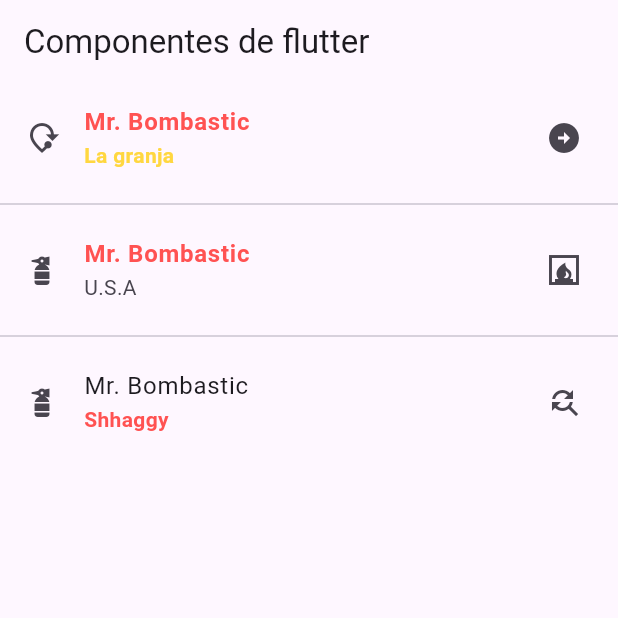
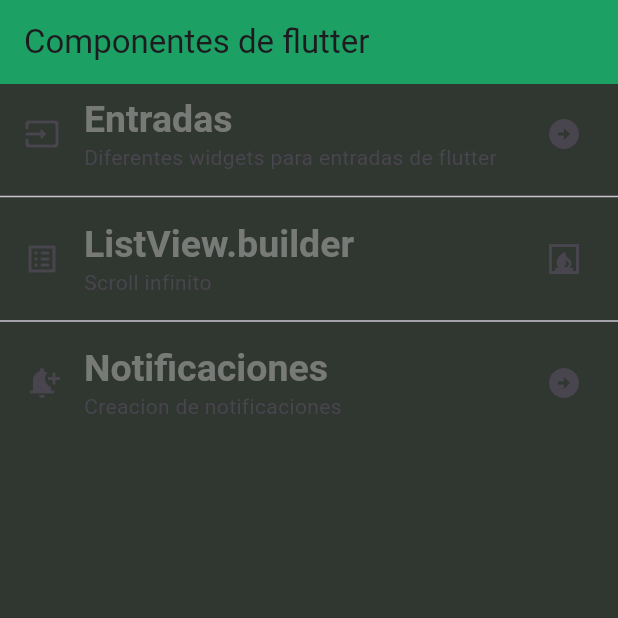
Before and after one commit to TheRipper284/componentes_flutter5c, a Flutter app: the screen it shows after launch, on a phone screen of 412 x 824 dp, the top half of it. Run offline on Flutter 3.47's test engine with Material 3 defaults, Android fonts, the phone set to English and light mode, and no system bars.

Commit message:
Changing the content of the ListTiles

```diff
--- a/lib/home_screen.dart
+++ b/lib/home_screen.dart
@@ -9,39 +9,49 @@ class HomeScreen extends StatelessWidget {
       appBar: AppBar(
         title: const Text('Componentes de flutter'),
       ),
+
         body: ListView(
-          children: const [
+          children: [
             ListTile(
-              leading: Icon(Icons.mode_of_travel),
-              title: Text('Mr. Bombastic',
-                      style: TextStyle(color: Colors.redAccent, fontWeight: FontWeight.bold),
+              leading: const Icon(Icons.input_rounded),
+              title: Text(
+                'Entradas',
+                style: Theme.of(context).textTheme.headlineLarge,
               ),
-              subtitle: Text('La granja',
-                        style: TextStyle(color: Colors.amberAccent, fontWeight: FontWeight.bold),
-                        ),
-              trailing: Icon(Icons.arrow_circle_right),
+              subtitle: const Text(
+                'Diferentes widgets para entradas de flutter',
+              ),
+              trailing: const Icon(
+                Icons.arrow_circle_right
+              ),
             ),
-            Divider(),
+            const Divider(),
             ListTile(
-              leading: Icon(Icons.fire_extinguisher_outlined),
-              title: Text('Mr. Bombastic',
-                      style: TextStyle(color: Colors.redAccent, fontWeight: FontWeight.bold),
+              leading: const Icon(
+                Icons.list_alt_rounded
               ),
-              subtitle: Text('U.S.A'),
-              trailing: Icon(Icons.fireplace),
+              title: Text(
+                'ListView.builder',
+                style: Theme.of(context).textTheme.headlineLarge,
+              ),
+              subtitle: const Text('Scroll infinito'),
+              trailing: const Icon(
+                Icons.fireplace
+              ),
             ),
-            Divider(),
+            const  Divider(),
             ListTile(
-              leading: Icon(Icons.fire_hydrant),
-              title: Text('Mr. Bombastic'),
-              subtitle: Text('Shhaggy',
-                        style: TextStyle(color: Colors.redAccent, fontWeight: FontWeight.bold),
+              leading: const Icon(Icons.notification_add),
+              title: Text(
+                'Notificaciones',
+                style: Theme.of(context).textTheme.headlineLarge,
               ),
-              trailing: Icon(Icons.find_replace_outlined),
+              subtitle: const Text('Creacion de notificaciones'),
+              trailing: const Icon(Icons.arrow_circle_right),
             ),
-
           ],
         ),
+
       );
   }
 }
--- a/lib/main_app.dart
+++ b/lib/main_app.dart
@@ -6,9 +6,22 @@ class MainApp extends StatelessWidget {
 
   @override
   Widget build(BuildContext context) {
-    return const MaterialApp(
+    return MaterialApp(
       debugShowCheckedModeBanner: false,
-      home: HomeScreen(),
+      home: const HomeScreen(),
+      theme: ThemeData(
+        scaffoldBackgroundColor: Color.fromARGB(255, 48, 54, 48),
+        appBarTheme: const AppBarTheme(color: Color.fromARGB(153, 17, 231, 135),),
+        textTheme: const TextTheme(
+          headlineLarge: TextStyle(
+            color: Color.fromARGB(153, 168, 168, 168),
+            fontSize: 25.0,
+            fontWeight: FontWeight.bold,
+            fontFamily: 'sans-serif',
+          ),
+        )
+      ),
+
     );
   }
 }
```
Also changed, not shown: pubspec.lock.
